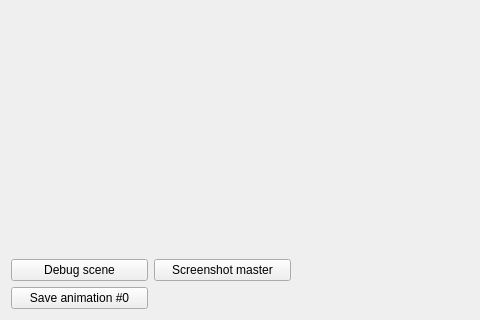
Above: mainwindow.ui from minotor-org/minotor before the change; both pictures show x 0 to 480 and y 508 to 828 of the 1155 by 828 pixel window. Below: the same form after it.
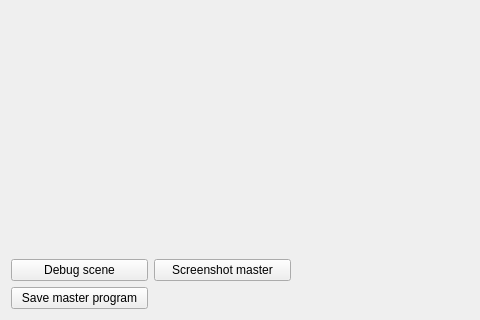
That is the form after the change. Icons and pictures are not drawn.

```diff
--- a/mainwindow.ui
+++ b/mainwindow.ui
@@ -150,7 +150,7 @@
      <item row="5" column="0">
       <widget class="QPushButton" name="pbSave">
        <property name="text">
-        <string>Save animation #0</string>
+        <string>Save master program</string>
        </property>
       </widget>
      </item>
```
